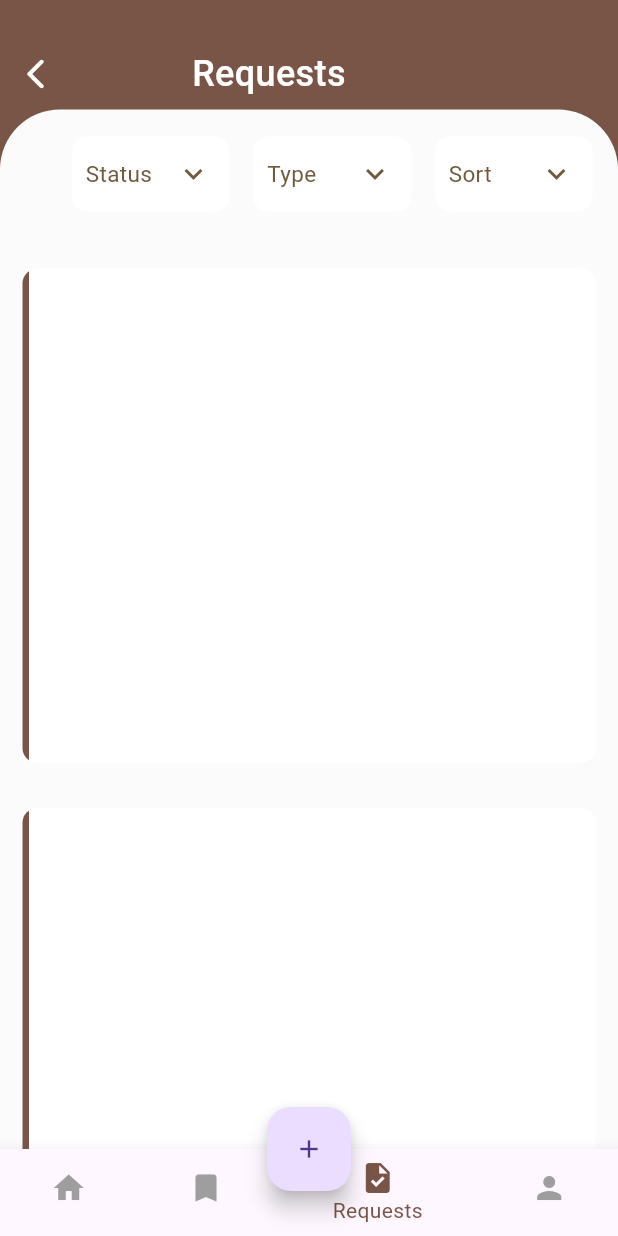
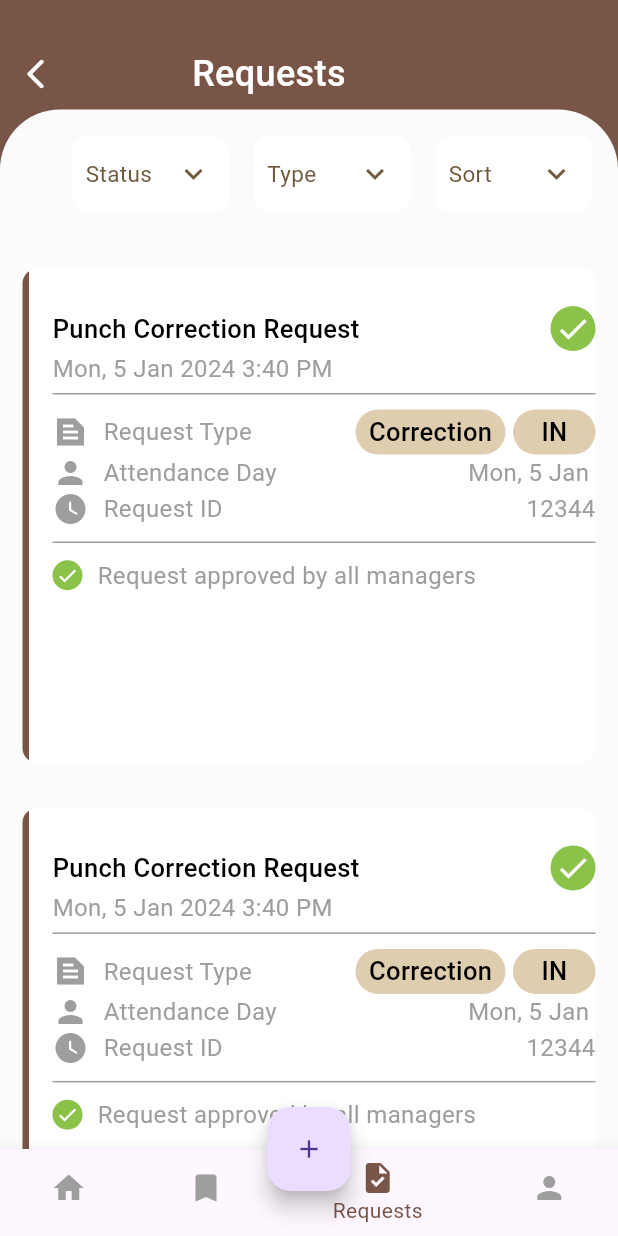
Before and after one commit to mahmoudrabie97/self_service_app, a Flutter app: the screen it shows after launch, item 3 of the bottom bar chosen, on a phone screen of 412 x 824 dp. Run offline on Flutter 3.47's test engine with Material 3 defaults, Android fonts, the phone set to English and light mode, and no system bars; our stand-ins replace flutter_bloc, shared_preferences; missing offline and left inert: flutter_advanced_calendar.

Commit message:
add requests page

```diff
--- a/lib/main.dart
+++ b/lib/main.dart
@@ -1,9 +1,5 @@
 import 'package:flutter/material.dart';
-import 'package:self_service_app/pages/attendence/attendence_page.dart';
-import 'package:self_service_app/pages/home/home_page.dart';
-import 'package:self_service_app/pages/login/login_page.dart';
-import 'package:self_service_app/pages/onboarding_page/onboarding_page.dart';
-import 'package:self_service_app/pages/types_of_request/types_of_requests_page.dart';
+
 import 'package:self_service_app/root_bottom_nav.dart';
 
 void main() {
--- a/lib/pages/attendence/widgets/custom_attendence_body.dart
+++ b/lib/pages/attendence/widgets/custom_attendence_body.dart
@@ -7,13 +7,14 @@ import 'custom_attendence_main_container.dart';
 
 
 class CustomAttendenceBody extends StatelessWidget {
-  const CustomAttendenceBody({Key? key}) : super(key: key);
+  const CustomAttendenceBody({super.key});
 
   @override
+
   Widget build(BuildContext context) {
     return  ListView(
       children: [
-        CustomAppbarMain(text: 'Records', icon: Icons.arrow_back_ios,),
+        const CustomAppbarMain(text: 'Records', icon: Icons.arrow_back_ios,),
         CustomAttendenceMainContainer(),
 
       ],
--- /dev/null
+++ b/lib/pages/request_page/widgets/custom_linear_conntainer.dart
@@ -0,0 +1,17 @@
+
+
+import 'package:flutter/material.dart';
+
+
+class CustomLinearContainer extends StatelessWidget {
+  const CustomLinearContainer({super.key});
+
+  @override
+  Widget build(BuildContext context) {
+    return Container(
+      width: double.infinity,
+      height: 1,
+      color: Colors.grey,
+    );
+  }
+}
--- /dev/null
+++ b/lib/pages/request_page/widgets/custom_requests_small_container.dart
@@ -0,0 +1,28 @@
+import 'package:flutter/material.dart';
+
+import '../../../utlities/app_styles.dart';
+
+class CustomRequestsSmallContainer extends StatelessWidget {
+  const CustomRequestsSmallContainer(
+      {Key? key, required this.width, required this.text})
+      : super(key: key);
+  final double width;
+  final String text;
+
+  @override
+  Widget build(BuildContext context) {
+    return Container(
+      height: 30,
+      width: width,
+      decoration: BoxDecoration(
+        color: Color(0xffDFCDAF),
+        borderRadius: BorderRadius.circular(15),
+      ),
+      child: Center(
+          child: Text(
+            text,
+            style: AppStyles.style17,
+          )),
+    );
+  }
+}
--- a/lib/pages/request_page/widgets/custom_requests_sub_container.dart
+++ b/lib/pages/request_page/widgets/custom_requests_sub_container.dart
@@ -1,9 +1,9 @@
+import 'package:flutter/material.dart';
+import 'package:self_service_app/utlities/app_styles.dart';
 
-
-
-import 'package:flutter/material.dart';
-
-
+import 'custom_linear_conntainer.dart';
+import 'custom_requests_small_container.dart';
+import 'custom_row_container.dart';
 
 class CustomRequestsSubContainer extends StatelessWidget {
   const CustomRequestsSubContainer({Key? key}) : super(key: key);
@@ -11,12 +11,11 @@ class CustomRequestsSubContainer extends StatelessWidget {
   @override
   Widget build(BuildContext context) {
     return Padding(
-      padding: const EdgeInsets.only(top: 30.0,right: 15,left: 15),
+      padding: const EdgeInsets.only(top: 30.0, right: 15, left: 15),
       child: Container(
         height: MediaQuery.sizeOf(context).height * .4,
         width: double.infinity,
-
-        decoration:  BoxDecoration(
+        decoration: BoxDecoration(
           gradient: const LinearGradient(
             begin: Alignment.centerLeft,
             end: Alignment.centerRight,
@@ -29,6 +28,92 @@ class CustomRequestsSubContainer extends StatelessWidget {
           color: Colors.orangeAccent,
           borderRadius: BorderRadius.circular(10),
         ),
+        child: const Padding(
+          padding: EdgeInsets.only(left: 20.0, top: 25),
+          child: Column(
+            crossAxisAlignment: CrossAxisAlignment.start,
+            children: [
+              Row(
+                children: [
+                  Text(
+                    'Punch Correction Request ',
+                    style: AppStyles.style17,
+                  ),
+                  Spacer(),
+                  CircleAvatar(
+                    radius: 15,
+                    backgroundColor: Colors.lightGreen,
+                    child: Icon(
+                      Icons.check,
+                      color: Colors.white,
+                    ),
+                  ),
+                ],
+              ),
+              Text(
+                'Mon, 5 Jan 2024 3:40 PM',
+                style: AppStyles.style16,
+              ),
+              SizedBox(height: 5,),
+              CustomLinearContainer(),
+              SizedBox(height: 10,),
+              Row(
+                children: [
+                  Icon(
+                    Icons.text_snippet_sharp,
+                    color: Colors.grey,
+                  ),
+                  SizedBox(width: 10,),
+                  Text(
+                    'Request Type',
+                    style: AppStyles.style16,
+                  ),
+                  Spacer(),
+                  CustomRequestsSmallContainer(
+                    width: 100,
+                    text: 'Correction',
+                  ),
+                  SizedBox(width: 5,),
+                  CustomRequestsSmallContainer(
+                    width: 55,
+                    text: 'IN',
+                  ),
+                ],
+              ),
+              CustomRowContainer(
+                icon: Icons.person_sharp,
+                title: 'Attendance Day',
+                subTitle: 'Mon, 5 Jan ',
+              ),
+              CustomRowContainer(
+                icon: Icons.watch_later_rounded,
+                title: 'Request ID',
+                subTitle: '12344',
+              ),
+              SizedBox(height: 10,),
+              CustomLinearContainer(),
+              SizedBox(height: 10,),
+              Row(
+                children: [
+                  CircleAvatar(
+                    radius: 10,
+                    backgroundColor: Colors.lightGreen,
+                    child: Icon(
+                      Icons.check,
+                      color: Colors.white,
+                      size: 15,
+                    ),
+                  ),
+                  SizedBox(width: 10,),
+                  Text(
+                    'Request approved by all managers ',
+                    style: AppStyles.style16,
+                  ),
+                ],
+              ),
+            ],
+          ),
+        ),
       ),
     );
   }
--- /dev/null
+++ b/lib/pages/request_page/widgets/custom_row_container.dart
@@ -0,0 +1,38 @@
+import 'package:flutter/material.dart';
+
+import '../../../utlities/app_styles.dart';
+
+
+class CustomRowContainer extends StatelessWidget {
+  const CustomRowContainer(
+      {Key? key,
+        required this.icon,
+        required this.title,
+        required this.subTitle})
+      : super(key: key);
+  final IconData icon;
+  final String title;
+  final String subTitle;
+
+  @override
+  Widget build(BuildContext context) {
+    return Row(
+      children: [
+        Icon(
+          icon,
+          color: Colors.grey,
+        ),
+        SizedBox(width: 10,),
+        Text(
+          title,
+          style: AppStyles.style16,
+        ),
+        Spacer(),
+        Text(
+          subTitle,
+          style: AppStyles.style16,
+        ),
+      ],
+    );
+  }
+}
```
